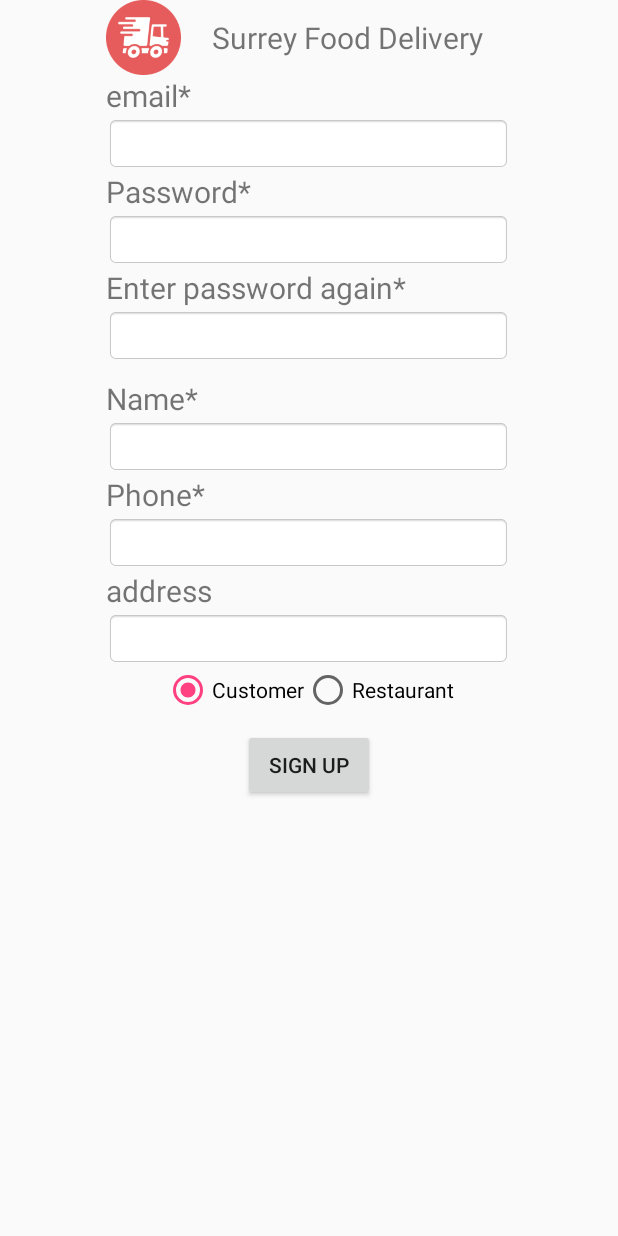
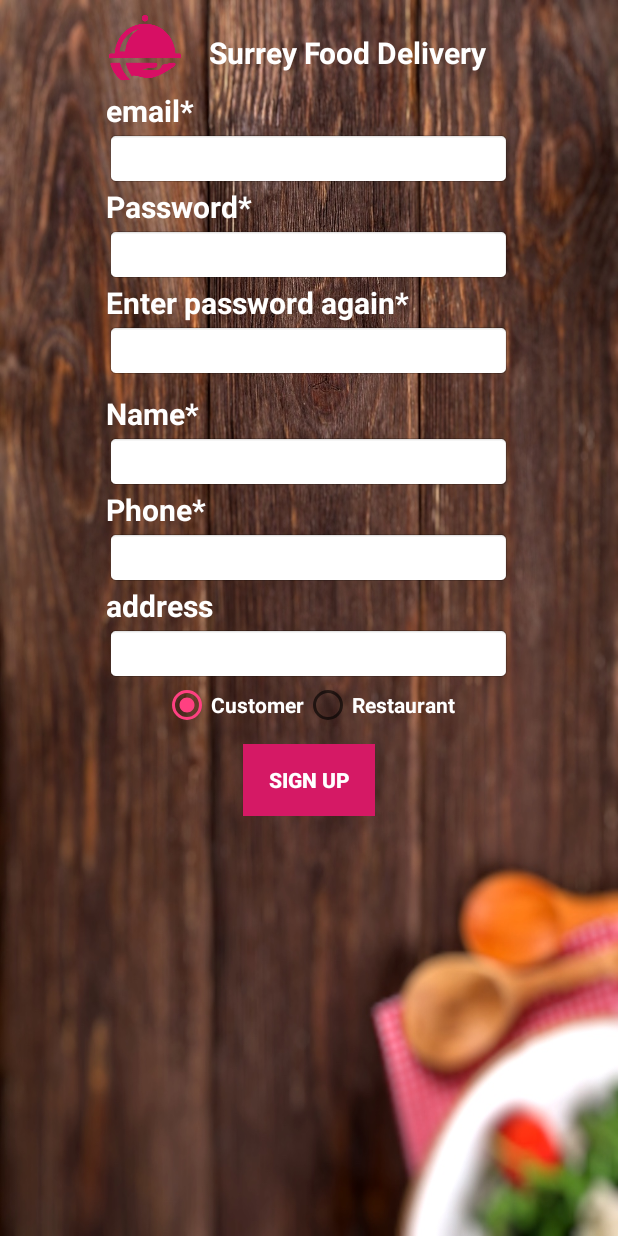
Before and after one commit to terencecyleung/SurreyFoodDelivery, an Android app: the RegisterActivity screen opened directly, with no data from a screen before it, on a phone screen of 412 x 824 dp. Run offline under Robolectric (Android 15) with nearby library versions, the phone set to English and light mode, and no system bars.

Commit message:
changed theme to wooden table

```diff
--- a/app/src/main/res/layout/activity_customerorder.xml
+++ b/app/src/main/res/layout/activity_customerorder.xml
@@ -43,7 +43,7 @@
                     android:adjustViewBounds="true"
                     android:gravity="start"
                     android:scaleType="fitStart"
-                    app:srcCompat="@drawable/logo" />
+                    app:srcCompat="@drawable/sfd_logo" />
 
                 <TextView
                     android:layout_width="wrap_content"
--- a/app/src/main/res/layout/activity_login.xml
+++ b/app/src/main/res/layout/activity_login.xml
@@ -22,7 +22,7 @@
     <ImageView
         android:layout_width="150dp"
         android:layout_height="150dp"
-        android:src="@drawable/logo"
+        android:src="@drawable/sfd_logo"
         android:id="@+id/logo"
         android:layout_alignParentTop="true"
         android:layout_toEndOf="@+id/email" />
--- a/app/src/main/res/layout/activity_register.xml
+++ b/app/src/main/res/layout/activity_register.xml
@@ -4,6 +4,7 @@
     xmlns:tools="http://schemas.android.com/tools"
     android:layout_width="match_parent"
     android:layout_height="match_parent"
+    android:background="@drawable/background"
 
     tools:context="t27.surreyfooddeliveryapp.RegisterActivity">
 
@@ -11,11 +12,10 @@
     <LinearLayout
         android:layout_width="match_parent"
         android:layout_height="match_parent"
-        android:orientation="vertical"
+        android:layout_marginTop="10dp"
         android:focusable="true"
         android:focusableInTouchMode="true"
-        >
-
+        android:orientation="vertical">
 
 
         <!--logo and title-->
@@ -41,7 +41,7 @@
                     android:adjustViewBounds="true"
                     android:gravity="start"
                     android:scaleType="fitStart"
-                app:srcCompat="@drawable/logo" />
+                    app:srcCompat="@drawable/sfd_logo" />
 
                 <TextView
                     android:id="@+id/editText2"
@@ -51,7 +51,9 @@
                     android:ems="10"
                     android:gravity="center"
                     android:text="Surrey Food Delivery"
-                android:textSize="20dp" />
+                    android:textColor="@color/colorTitleText"
+                    android:textSize="20dp"
+                    android:textStyle="bold" />
             </LinearLayout>
 
 
@@ -73,7 +75,9 @@
                 android:layout_height="wrap_content"
                 android:gravity="start"
                 android:text="email*"
-            android:textSize="@dimen/register_font_size" />
+                android:textColor="@color/colorTitleText"
+                android:textSize="@dimen/register_font_size"
+                android:textStyle="bold" />
 
             <EditText
                 android:id="@+id/email_et"
@@ -84,7 +88,6 @@
                 android:inputType="textEmailAddress" />
         </LinearLayout>
         <!--end email-->
-
 
 
         <!--password-->
@@ -101,7 +104,9 @@
                 android:layout_height="wrap_content"
                 android:gravity="start"
                 android:text="Password*"
-            android:textSize="@dimen/register_font_size" />
+                android:textColor="@color/colorTitleText"
+                android:textSize="@dimen/register_font_size"
+                android:textStyle="bold" />
 
             <EditText
                 android:id="@+id/password_et"
@@ -127,7 +132,9 @@
                 android:layout_height="wrap_content"
                 android:gravity="start"
                 android:text="Enter password again*"
-            android:textSize="@dimen/register_font_size" />
+                android:textColor="@color/colorTitleText"
+                android:textSize="@dimen/register_font_size"
+                android:textStyle="bold" />
 
             <EditText
                 android:id="@+id/password2_et"
@@ -161,7 +168,9 @@
                 android:layout_height="wrap_content"
                 android:gravity="start"
                 android:text="Name*"
-            android:textSize="@dimen/register_font_size" />
+                android:textColor="@color/colorTitleText"
+                android:textSize="@dimen/register_font_size"
+                android:textStyle="bold" />
 
             <EditText
                 android:id="@+id/name_et"
@@ -186,7 +195,9 @@
                 android:layout_height="wrap_content"
                 android:gravity="start"
                 android:text="Phone*"
-            android:textSize="@dimen/register_font_size" />
+                android:textColor="@color/colorTitleText"
+                android:textSize="@dimen/register_font_size"
+                android:textStyle="bold" />
 
             <EditText
                 android:id="@+id/phone_et"
@@ -212,7 +223,9 @@
                 android:layout_height="wrap_content"
                 android:gravity="start"
                 android:text="address"
-            android:textSize="@dimen/register_font_size" />
+                android:textColor="@color/colorTitleText"
+                android:textSize="@dimen/register_font_size"
+                android:textStyle="bold" />
 
             <EditText
                 android:id="@+id/address_et"
@@ -234,26 +247,26 @@
             <RadioGroup
                 android:layout_width="wrap_content"
                 android:layout_height="wrap_content"
-            android:orientation="horizontal"
-            >
+                android:orientation="horizontal">
 
                 <!--customer radio buttons-->
                 <RadioButton
                     android:id="@+id/customer_register_type"
                     android:layout_width="wrap_content"
                     android:layout_height="wrap_content"
+                    android:checked="true"
                     android:text="Customer"
-                android:checked="true"
-                />
+                    android:textColor="@color/colorTitleText"
+                    android:textStyle="bold" />
 
                 <!--restaurant radio buttons-->
                 <RadioButton
                     android:id="@+id/restaurant_register_type"
                     android:layout_width="wrap_content"
                     android:layout_height="wrap_content"
-                android:text="Restaurant" />
-
-
+                    android:text="Restaurant"
+                    android:textColor="@color/colorTitleText"
+                    android:textStyle="bold" />
 
 
             </RadioGroup>
@@ -281,10 +294,13 @@
 
             <Button
                 android:id="@+id/register_submit"
-            android:onClick="register_submit"
                 android:layout_width="wrap_content"
                 android:layout_height="wrap_content"
-            android:text="Sign up" />
+                android:background="@color/colorButtonBackground"
+                android:onClick="register_submit"
+                android:text="Sign up"
+                android:textColor="@color/colorButtonText"
+                android:textStyle="bold" />
 
         </LinearLayout>
 
--- a/app/src/main/res/layout/activity_request_driver.xml
+++ b/app/src/main/res/layout/activity_request_driver.xml
@@ -41,7 +41,7 @@
                     android:adjustViewBounds="true"
                     android:gravity="start"
                     android:scaleType="fitStart"
-                    app:srcCompat="@drawable/logo" />
+                    app:srcCompat="@drawable/sfd_logo" />
 
                 <TextView
                     android:layout_width="wrap_content"
--- a/app/src/main/res/values/colors.xml
+++ b/app/src/main/res/values/colors.xml
@@ -1,12 +1,12 @@
 <?xml version="1.0" encoding="utf-8"?>
 <resources>
-    <color name="colorPrimary">#3F51B5</color>
+    <color name="colorPrimary">#ffffff</color>
     <color name="colorPrimaryDark">#303F9F</color>
     <color name="colorAccent">#FF4081</color>
     <color name="colorAppBackground">#c1e4f2</color>
-    <color name="colorTitleText">#000000</color>
-    <color name="colorBodyText">#000000</color>
-    <color name="colorButtonBackground">#e65c5c</color>
-    <color name="colorHeaderText">#000000</color>
+    <color name="colorTitleText">#ffffff</color>
+    <color name="colorBodyText">#ffffff</color>
+    <color name="colorButtonBackground">#d51965</color>
+    <color name="colorHeaderText">#ffffff</color>
     <color name="colorButtonText">#ffffff</color>
 </resources>
```
Also changed, not shown: app/src/main/res/layout/activity_home.xml (+7 -6 lines), app/src/main/res/layout/activity_welcome.xml (+6 -6 lines), app/src/main/res/drawable/background.jpg (added), app/src/main/res/drawable/guesticon_allred.png (added), app/src/main/res/drawable/guesticon_allwhite.png (added), app/src/main/res/drawable/guesticon_red.png (added), app/src/main/res/drawable/guesticon_white.png (added), app/src/main/res/drawable/logo.png (deleted), app/src/main/res/drawable/sfd_logo.png (added). Lines whose indentation alone changed are shown as unchanged.
